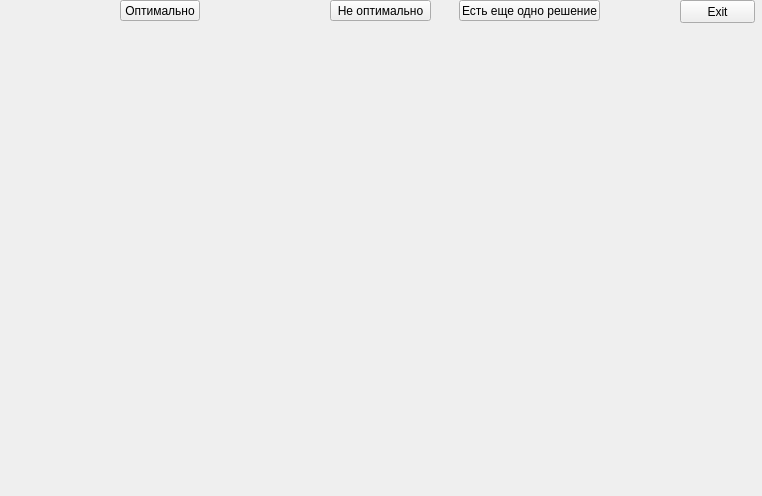
Haveryx/SimplexMethod, file table.ui: the form before one commit.
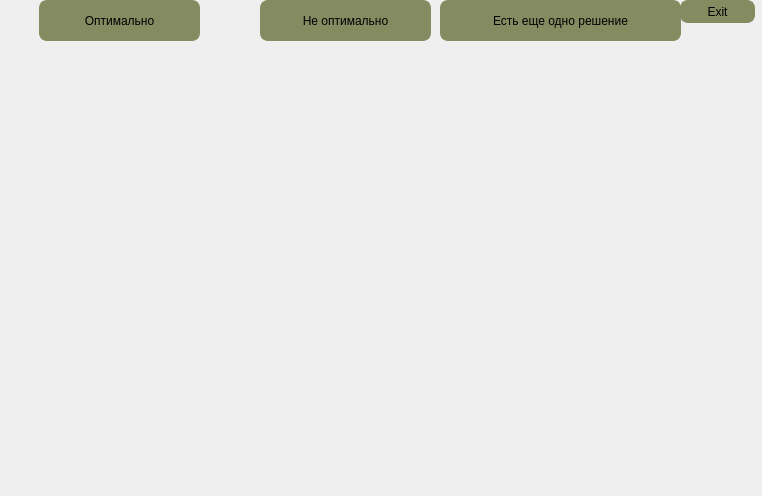
The form after the commit.

```diff
--- a/table.ui
+++ b/table.ui
@@ -13,6 +13,24 @@
   <property name="windowTitle">
    <string>Form</string>
   </property>
+  <property name="styleSheet">
+   <string notr="true">QPushButton{
+border-radius:8px;
+border: 2px solid rgb(132, 139, 97);
+background-color: rgb(132, 139, 97);
+	font: 75 18pt &quot;Times New Roman&quot;;
+}
+QPushButton::hover{
+border: 2px solid rgb(51, 107, 83);
+background-color: rgb(117, 174, 143);
+}
+QLabel{
+font: 75 18pt &quot;Times New Roman&quot;;
+}
+QLineEdit{
+font: 75 18pt &quot;Times New Roman&quot;;
+}</string>
+  </property>
   <widget class="QPushButton" name="pushButton_2">
    <property name="geometry">
     <rect>
@@ -29,10 +47,10 @@
   <widget class="QPushButton" name="Optimal">
    <property name="geometry">
     <rect>
-     <x>120</x>
+     <x>39</x>
      <y>0</y>
-     <width>80</width>
-     <height>21</height>
+     <width>161</width>
+     <height>41</height>
     </rect>
    </property>
    <property name="text">
@@ -42,10 +60,10 @@
   <widget class="QPushButton" name="NotOptimal">
    <property name="geometry">
     <rect>
-     <x>330</x>
+     <x>260</x>
      <y>0</y>
-     <width>101</width>
-     <height>21</height>
+     <width>171</width>
+     <height>41</height>
     </rect>
    </property>
    <property name="text">
@@ -55,10 +73,10 @@
   <widget class="QPushButton" name="SomeSolution">
    <property name="geometry">
     <rect>
-     <x>459</x>
+     <x>440</x>
      <y>0</y>
-     <width>141</width>
-     <height>21</height>
+     <width>241</width>
+     <height>41</height>
     </rect>
    </property>
    <property name="text">
```
